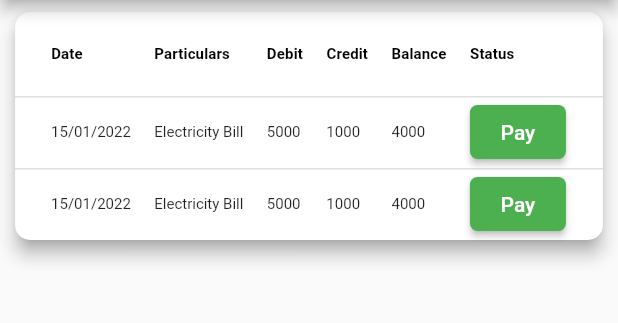
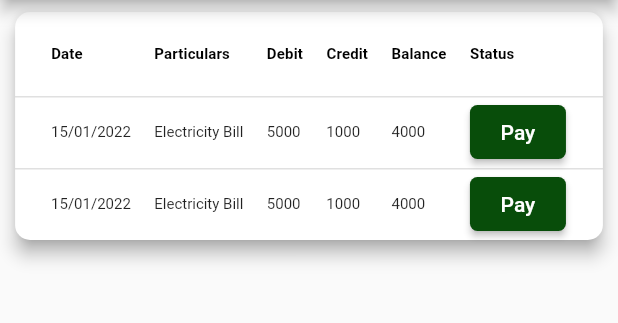
Before and after one commit to aamirk1/societyuser_app, a Flutter app: the HomeScreen screen opened directly, after a tap on "Member Ladger", on a phone screen of 412 x 824 dp, the part 84-407 px from its top. Run offline on Flutter 3.47's test engine with Material 2 defaults, Android fonts, the phone set to English and light mode, and no system bars; our stand-ins replace cloud_firestore, firebase_core; accounts and stored records are empty.

Commit message:
update home screen

```diff
--- a/lib/HomeScreen/home_screen.dart
+++ b/lib/HomeScreen/home_screen.dart
@@ -37,11 +37,53 @@ class _HomeScreenState extends State<HomeScreen> {
         ),
       ),
       drawer: const MyDrawer(),
-      body: SizedBox(
+      body: SingleChildScrollView(
+        scrollDirection: Axis.vertical,
+        child: SizedBox(
           width: MediaQuery.of(context).size.width,
           height: MediaQuery.of(context).size.height,
           child: Column(
+            crossAxisAlignment: CrossAxisAlignment.center,
             children: [
+              SizedBox(
+                width: MediaQuery.of(context).size.width,
+                height: MediaQuery.of(context).size.height * 0.3,
+
+                // height: 20,
+                child: const Padding(
+                  padding: EdgeInsets.all(8.0),
+                  child: Card(
+                    elevation: 5,
+                    shadowColor: Colors.grey,
+                    shape: RoundedRectangleBorder(
+                      borderRadius: BorderRadius.all(Radius.circular(10)),
+                    ),
+                    child: Row(
+                      mainAxisAlignment: MainAxisAlignment.center,
+                      children: [
+                        Padding(
+                          padding: EdgeInsets.all(8.0),
+                          child: Column(
+                            // crossAxisAlignment: CrossAxisAlignment.center,
+                            children: [
+                              Text(
+                                'Dev Accounts',
+                                style: TextStyle(
+                                    fontSize: 30,
+                                    fontWeight: FontWeight.bold,
+                                    color: Colors.purple),
+                              ),
+                            ],
+                          ),
+                        ),
+                      ],
+                    ),
+                  ),
+                ),
+              ),
+              const SizedBox(
+                height: 20,
+              ),
               Row(mainAxisAlignment: MainAxisAlignment.spaceAround, children: [
                 Column(mainAxisAlignment: MainAxisAlignment.center, children: [
                   Padding(
@@ -53,7 +95,7 @@ class _HomeScreenState extends State<HomeScreen> {
                         borderRadius: BorderRadius.circular(10),
                       ),
                       child: DataTable(
-                        columnSpacing: 35,
+                        columnSpacing: MediaQuery.of(context).size.width * 0.09,
                         columns: List.generate(4, (index) {
                           return DataColumn(
                               label: Text(cols[index],
@@ -84,31 +126,31 @@ class _HomeScreenState extends State<HomeScreen> {
                                         ),
                                       ),
                               );
-                          }));
-                        })),
+                            }),
+                          );
+                        }),
                       ),
-                )
+                    ),
+                  ),
                 ]),
               ]),
               const Divider(
                 color: Colors.grey,
               ),
-            const SizedBox(
-              height: 10,
-            ),
-            Padding(
-              padding: const EdgeInsets.all(8.0),
-              child: Row(
-                  mainAxisAlignment: MainAxisAlignment.spaceAround,
-                  children: [
-                    ElevatedButton(
+              // const SizedBox(
+              //   height: 10,
+              // ),
+              Row(mainAxisAlignment: MainAxisAlignment.spaceAround, children: [
+                SizedBox(
+                  width: MediaQuery.of(context).size.width * 0.95,
+                  child: ElevatedButton(
                     style: ElevatedButton.styleFrom(
                       backgroundColor: buttonColor,
                       foregroundColor: buttonTextColor,
                       shape: RoundedRectangleBorder(
                         borderRadius: BorderRadius.circular(5),
                       ),
-                        minimumSize: const Size(370, 50),
+                      // minimumSize: const Size(370, 50),
                     ),
                     onPressed: () {
                       Navigator.push(
@@ -123,20 +165,20 @@ class _HomeScreenState extends State<HomeScreen> {
                       style: TextStyle(fontSize: 20),
                     ),
                   ),
+                ),
               ]),
-            ),
-            const SizedBox(
-              height: 5.0,
-            ),
+
               Row(mainAxisAlignment: MainAxisAlignment.spaceAround, children: [
-              ElevatedButton(
+                SizedBox(
+                  width: MediaQuery.of(context).size.width * 0.95,
+                  child: ElevatedButton(
                       style: ElevatedButton.styleFrom(
                         backgroundColor: buttonColor,
                         foregroundColor: buttonTextColor,
                         shape: RoundedRectangleBorder(
                           borderRadius: BorderRadius.circular(5),
                         ),
-                    minimumSize: const Size(370, 50),
+                        // minimumSize: const Size(370, 50),
                       ),
                       onPressed: () {
                         Navigator.push(
@@ -149,20 +191,21 @@ class _HomeScreenState extends State<HomeScreen> {
                       child: const Text(
                         'Circular Notices',
                         style: TextStyle(fontSize: 20),
-                  ))
+                      )),
+                )
               ]),
-            const SizedBox(
-              height: 10,
-            ),
+
               Row(mainAxisAlignment: MainAxisAlignment.spaceAround, children: [
-              ElevatedButton(
+                SizedBox(
+                  width: MediaQuery.of(context).size.width * 0.95,
+                  child: ElevatedButton(
                     style: ElevatedButton.styleFrom(
                       backgroundColor: buttonColor,
                       foregroundColor: buttonTextColor,
                       shape: RoundedRectangleBorder(
                         borderRadius: BorderRadius.circular(5),
                       ),
-                  minimumSize: const Size(370, 50),
+                      // minimumSize: const Size(370, 50),
                     ),
                     onPressed: () {
                       Navigator.push(
@@ -177,19 +220,19 @@ class _HomeScreenState extends State<HomeScreen> {
                       style: TextStyle(fontSize: 20),
                     ),
                   ),
+                ),
               ]),
-            const SizedBox(
-              height: 10,
-            ),
               Row(mainAxisAlignment: MainAxisAlignment.spaceAround, children: [
-              ElevatedButton(
+                SizedBox(
+                  width: MediaQuery.of(context).size.width * 0.95,
+                  child: ElevatedButton(
                       style: ElevatedButton.styleFrom(
                         backgroundColor: buttonColor,
                         foregroundColor: buttonTextColor,
                         shape: RoundedRectangleBorder(
                           borderRadius: BorderRadius.circular(5),
                         ),
-                    minimumSize: const Size(370, 50),
+                        // minimumSize: const Size(370, 50),
                       ),
                       onPressed: () {
                         Navigator.push(
@@ -202,9 +245,42 @@ class _HomeScreenState extends State<HomeScreen> {
                       child: const Text(
                         'Complaints',
                         style: TextStyle(fontSize: 20),
-                  ))
-            ])
+                      )),
+                )
+              ]),
+
+              Row(
+                mainAxisAlignment: MainAxisAlignment.center,
+                children: [
+                  Container(
+                    width: MediaQuery.of(context).size.width * 0.95,
+                    // padding: const EdgeInsets.all(4.0),
+                    child: ElevatedButton(
+                        style: ElevatedButton.styleFrom(
+                          backgroundColor: buttonColor,
+                          foregroundColor: buttonTextColor,
+                          shape: RoundedRectangleBorder(
+                            borderRadius: BorderRadius.circular(5),
+                          ),
+                          // minimumSize: const Size(370, 50),
+                        ),
+                        onPressed: () {
+                          // Navigator.push(
+                          //   context,
+                          //   MaterialPageRoute(builder: (context) {
+                          //     return const notice();
+                          //   }),
+                          // );
+                        },
+                        child: const Text(
+                          'Other',
+                          style: TextStyle(fontSize: 20),
+                        )),
+                  )
                 ],
+              )
+            ],
+          ),
         ),
       ),
     );
--- a/lib/auth/forgotPassword.dart
+++ b/lib/auth/forgotPassword.dart
@@ -196,7 +196,7 @@ class _forgotPasswordState extends State<forgotPassword> {
                 child: ElevatedButton(
                   style: ElevatedButton.styleFrom(
                     backgroundColor: Colors.white,
-                    foregroundColor: Color.fromARGB(255, 0, 0, 12),
+                    foregroundColor: const Color.fromARGB(255, 0, 0, 12),
                     shape: RoundedRectangleBorder(
                       borderRadius: BorderRadius.circular(25),
                     ),
@@ -227,7 +227,8 @@ class _forgotPasswordState extends State<forgotPassword> {
                     child: const Text(
                       "Back",
                       style: TextStyle(color: Colors.white),
-                      )),
+                    ),
+                  ),
                 ),
               ],
             ),
--- a/lib/auth/login_page.dart
+++ b/lib/auth/login_page.dart
@@ -156,7 +156,7 @@ class _loginScreenState extends State<loginScreen> {
                           shape: RoundedRectangleBorder(
                             borderRadius: BorderRadius.circular(25),
                           ),
-                          minimumSize: const Size(180, 50),
+                          minimumSize: const Size(180, 40),
                         ),
                         onPressed: () {
                           if (_formKey.currentState!.validate()) {
@@ -188,20 +188,24 @@ class _loginScreenState extends State<loginScreen> {
                     child: const Text(
                       "Forgot Password?",
                       style: TextStyle(color: Colors.white),
-                      )),
+                    ),
+                  ),
                 ),
                 SizedBox(
                   child: TextButton(
                     onPressed: () {
-                        Navigator.push(context,
+                      Navigator.push(
+                        context,
                         MaterialPageRoute(builder: (context) {
                           return signUp();
-                        }));
+                        }),
+                      );
                     },
                     child: const Text(
                       "Sign Up",
                       style: TextStyle(color: Colors.white),
-                      )),
+                    ),
+                  ),
                 ),
               ],
             ),
@@ -215,10 +219,12 @@ class _loginScreenState extends State<loginScreen> {
                   ),
                   TextButton(
                     onPressed: () {
-                      Navigator.push(context,
+                      Navigator.push(
+                        context,
                         MaterialPageRoute(builder: (context) {
                           return signUp();
-                      }));
+                        }),
+                      );
                     },
                     child: const Text(
                       "Sign Up",
@@ -249,7 +255,11 @@ class _loginScreenState extends State<loginScreen> {
 
         if (password == storedPassword) {
           // Login successful
-          print('Login successful');
+          SnackBar snackBar = const SnackBar(
+            content: Text('Login successful'),
+          );
+          ScaffoldMessenger.of(context).showSnackBar(snackBar);
+          // print('Login successful');
           // ignore: use_build_context_synchronously
           Navigator.pushAndRemoveUntil(
               context,
--- a/lib/auth/signup_page.dart
+++ b/lib/auth/signup_page.dart
@@ -13,13 +13,9 @@ class signUp extends StatefulWidget {
 
 class _signUpState extends State<signUp> {
   final FirebaseFirestore firestore = FirebaseFirestore.instance;
-
   TextEditingController flatNoController = TextEditingController();
-
   TextEditingController emailController = TextEditingController();
-
   TextEditingController passwordController = TextEditingController();
-
   TextEditingController confirmPasswordController = TextEditingController();
   final _formKey = GlobalKey<FormState>();
   bool validate = false;
@@ -276,7 +272,7 @@ class _signUpState extends State<signUp> {
                           shape: RoundedRectangleBorder(
                             borderRadius: BorderRadius.circular(25),
                           ),
-                          minimumSize: const Size(180, 50),
+                          minimumSize: const Size(180, 40),
                         ),
                         onPressed: () async {
                           if (_formKey.currentState!.validate()) {
--- a/lib/homeButtonScreen/member_ladger.dart
+++ b/lib/homeButtonScreen/member_ladger.dart
@@ -22,6 +22,14 @@ class _memberLadgerState extends State<memberLadger> {
   List<dynamic> rows = [
     '15/01/2022',
     'Electricity Bill',
+    '5000',
+    '1000',
+    '4000',
+    'Paid',
+  ];
+  List<dynamic> rows2 = [
+    '15/01/2022',
+    'Receipt',
     '5000',
     '1000',
     '4000',
@@ -70,7 +78,8 @@ class _memberLadgerState extends State<memberLadger> {
                             index2 == 5
                                 ? ElevatedButton(
                                     style: ElevatedButton.styleFrom(
-                                      backgroundColor: Colors.green,
+                                      backgroundColor:
+                                          const Color.fromARGB(255, 8, 77, 10),
                                       foregroundColor: buttonTextColor,
                                       shape: RoundedRectangleBorder(
                                         borderRadius: BorderRadius.circular(5),
```
Also changed, not shown: lib/HomeScreen/splash_screen.dart (line endings or trailing spaces), lib/common_widget/drawer.dart (line endings or trailing spaces), lib/homeButtonScreen/circular_notice.dart (line endings or trailing spaces), lib/homeButtonScreen/complaints.dart (line endings or trailing spaces), lib/homeButtonScreen/noc_page.dart (line endings or trailing spaces). Lines whose indentation alone changed are shown as unchanged.
